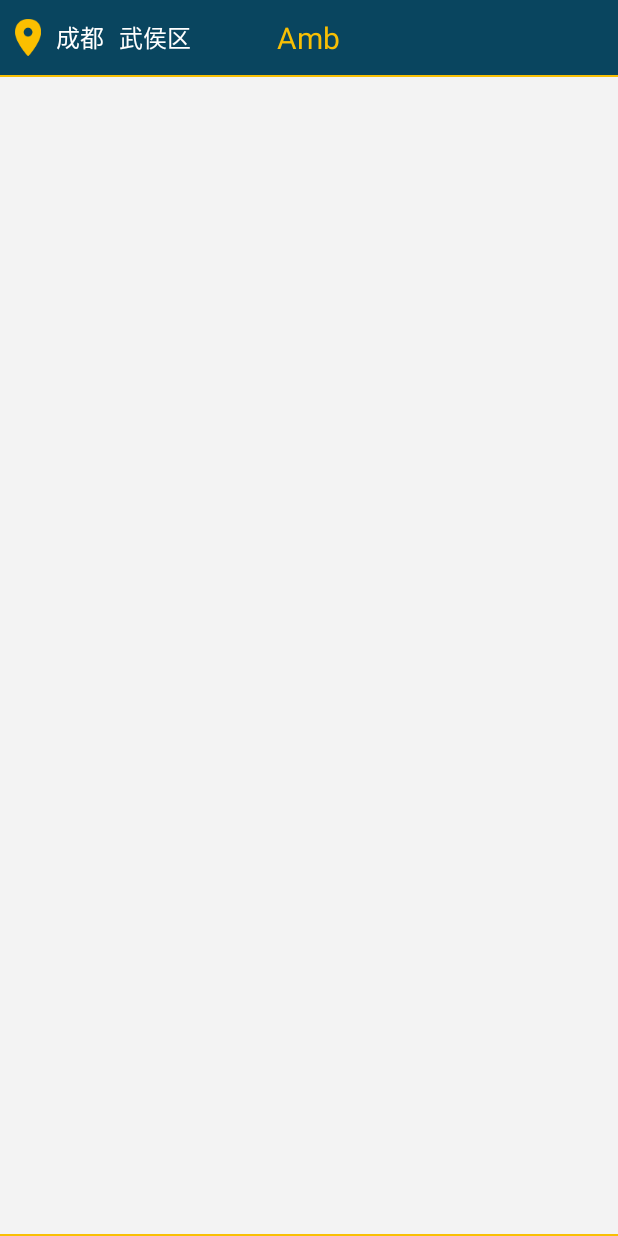
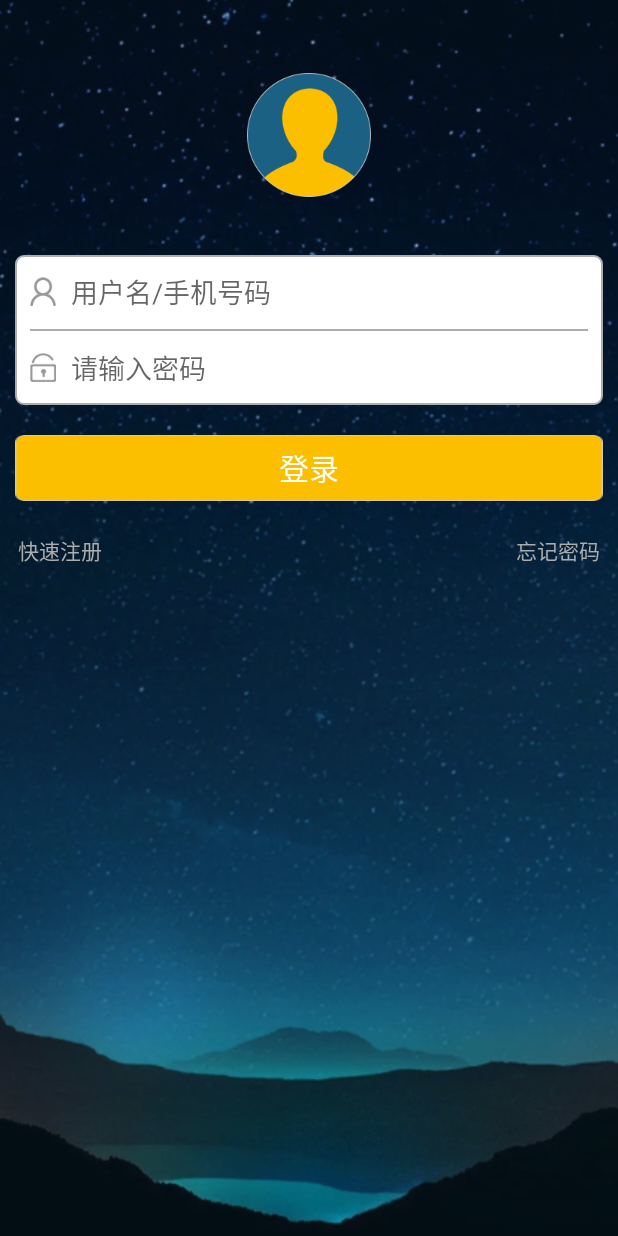
Before and after one commit to lzdragonix/amb, an Android app: the screen it shows after launch (MainActivity), on a phone screen of 412 x 824 dp. Run offline under Robolectric (Android 15) with nearby library versions, the phone set to English and light mode, and no system bars; our stand-ins replace ButterKnife, Dagger/Hilt's generated code; libraries missing offline, so code that uses them is left out: com.baidu.mapapi; 1 statement that could not run was skipped.

Commit message:
add login module

```diff
--- a/app/src/main/java/com/scxrh/amb/view/activity/MainActivity.java
+++ b/app/src/main/java/com/scxrh/amb/view/activity/MainActivity.java
@@ -3,7 +3,7 @@ package com.scxrh.amb.view.activity;
 import android.os.Bundle;
 
 import com.scxrh.amb.R;
-import com.scxrh.amb.view.fragment.MainFragment;
+import com.scxrh.amb.view.fragment.LoginFragment;
 
 public class MainActivity extends BaseActivity
 {
@@ -11,7 +11,7 @@ public class MainActivity extends BaseActivity
     protected void onCreate(Bundle savedInstanceState)
     {
         super.onCreate(savedInstanceState);
-        replaceFragment(R.id.container, new MainFragment(), MainFragment.TAG);
+        replaceFragment(R.id.container, new LoginFragment(), LoginFragment.TAG);
     }
 
     @Override
--- /dev/null
+++ b/app/src/main/java/com/scxrh/amb/view/fragment/LoginFragment.java
@@ -0,0 +1,21 @@
+package com.scxrh.amb.view.fragment;
+
+import android.view.LayoutInflater;
+import android.view.View;
+import android.view.ViewGroup;
+
+import com.baidu.mapapi.SDKInitializer;
+import com.scxrh.amb.R;
+
+// 登录
+public class LoginFragment extends BaseFragment
+{
+    public static final String TAG = LoginFragment.class.getSimpleName();
+
+    @Override
+    protected View genView(LayoutInflater inflater, ViewGroup container)
+    {
+        SDKInitializer.initialize(getActivity().getApplicationContext());
+        return inflater.inflate(R.layout.fragment_login, container, false);
+    }
+}
--- a/app/src/main/java/com/scxrh/amb/view/fragment/MainFragment.java
+++ b/app/src/main/java/com/scxrh/amb/view/fragment/MainFragment.java
@@ -72,19 +72,19 @@ public class MainFragment extends BaseFragment implements MainView, TabHost.OnTa
         tabhost.setup(getActivity(), getChildFragmentManager(), R.id.content);
         // recommend
         TabHolder tab = new TabHolder()
-                .init(R.mipmap.icon_6, R.mipmap.icon_6_on, R.color.cffffff, R.color.cf8bf04, R.string.txt_recommend);
+                .init(R.mipmap.icon_6, R.mipmap.icon_6_on, R.color.cffffff, R.color.cfbc000, R.string.txt_recommend);
         tabs.put(TAB_RECOMM, tab);
         // livelihood
         tab = new TabHolder()
-                .init(R.mipmap.icon_7, R.mipmap.icon_7_on, R.color.cffffff, R.color.cf8bf04, R.string.txt_livelihood);
+                .init(R.mipmap.icon_7, R.mipmap.icon_7_on, R.color.cffffff, R.color.cfbc000, R.string.txt_livelihood);
         tabs.put(TAB_LIVE, tab);
         // finance
         tab = new TabHolder()
-                .init(R.mipmap.icon_8, R.mipmap.icon_8_on, R.color.cffffff, R.color.cf8bf04, R.string.txt_finance);
+                .init(R.mipmap.icon_8, R.mipmap.icon_8_on, R.color.cffffff, R.color.cfbc000, R.string.txt_finance);
         tabs.put(TAB_FINANCE, tab);
         // mine
         tab = new TabHolder()
-                .init(R.mipmap.icon_9, R.mipmap.icon_9_on, R.color.cffffff, R.color.cf8bf04, R.string.txt_mine);
+                .init(R.mipmap.icon_9, R.mipmap.icon_9_on, R.color.cffffff, R.color.cfbc000, R.string.txt_mine);
         tabs.put(TAB_MINE, tab);
         // add tab
         tabhost.addTab(tabhost.newTabSpec(TAB_RECOMM).setIndicator(tabs.get(TAB_RECOMM).root), RecommendFragment.class,
--- /dev/null
+++ b/app/src/main/res/drawable/shape_loginbox.xml
@@ -0,0 +1,12 @@
+<?xml version="1.0" encoding="utf-8"?>
+<!-- shape如果不声明形状则默认为正方形 -->
+<shape xmlns:android="http://schemas.android.com/apk/res/android">
+    <!-- 圆角 -->
+    <corners android:radius="5dp"/>
+    <!-- 形状的填充色 -->
+    <solid android:color="@color/cffffff"/>
+    <!-- 边框宽度和颜色 -->
+    <stroke
+        android:width="1dp"
+        android:color="@color/cadadae"/>
+</shape>
--- /dev/null
+++ b/app/src/main/res/layout/fragment_login.xml
@@ -0,0 +1,81 @@
+<LinearLayout xmlns:android="http://schemas.android.com/apk/res/android"
+              xmlns:tools="http://schemas.android.com/tools"
+              android:layout_width="match_parent"
+              android:layout_height="match_parent"
+              android:orientation="vertical"
+              android:padding="10dp"
+              android:background="@mipmap/login_bg"
+              tools:context=".view.fragment.LoginFragment">
+
+    <FrameLayout
+        android:layout_width="match_parent"
+        android:layout_height="160dp">
+
+        <ImageView
+            android:layout_width="wrap_content"
+            android:layout_height="wrap_content"
+            android:layout_gravity="center"
+            android:src="@mipmap/login_img"/>
+    </FrameLayout>
+
+    <LinearLayout
+        android:layout_width="match_parent"
+        android:layout_height="100dp"
+        android:paddingLeft="10dp"
+        android:paddingRight="10dp"
+        android:background="@drawable/shape_loginbox"
+        android:orientation="vertical">
+
+        <EditText
+            android:layout_width="match_parent"
+            android:layout_height="49dp"
+            android:background="@null"
+            android:drawableLeft="@mipmap/login_user"
+            android:drawablePadding="10dp"
+            android:hint="用户名/手机号码"/>
+
+        <View
+            android:layout_width="match_parent"
+            android:layout_height="1dp"
+            android:background="@color/cadadae"/>
+
+        <EditText
+            android:layout_width="match_parent"
+            android:layout_height="49dp"
+            android:background="@null"
+            android:drawableLeft="@mipmap/login_pwd"
+            android:inputType="textPassword"
+            android:drawablePadding="10dp"
+            android:hint="请输入密码"/>
+    </LinearLayout>
+
+    <TextView
+        android:layout_width="match_parent"
+        android:layout_height="wrap_content"
+        android:layout_marginTop="20dp"
+        android:background="@mipmap/login_bt"
+        android:gravity="center"
+        android:textSize="20sp"
+        android:textColor="@color/cffffff"
+        android:text="登录"/>
+
+    <FrameLayout
+        android:layout_width="match_parent"
+        android:layout_height="wrap_content"
+        android:padding="2dp"
+        android:layout_marginTop="20dp">
+
+        <TextView
+            android:layout_width="wrap_content"
+            android:layout_height="wrap_content"
+            android:textColor="@color/cadadae"
+            android:text="快速注册"/>
+
+        <TextView
+            android:layout_width="wrap_content"
+            android:layout_height="wrap_content"
+            android:textColor="@color/cadadae"
+            android:layout_gravity="right"
+            android:text="忘记密码"/>
+    </FrameLayout>
+</LinearLayout>
--- a/app/src/main/res/layout/fragment_main.xml
+++ b/app/src/main/res/layout/fragment_main.xml
@@ -10,7 +10,7 @@
     <View
         android:layout_width="match_parent"
         android:layout_height="1dp"
-        android:background="@color/cf8bf04"/>
+        android:background="@color/cfbc000"/>
 
     <com.scxrh.amb.widget.FragmentTabHostState
         android:id="@android:id/tabhost"
@@ -31,7 +31,7 @@
             <View
                 android:layout_width="match_parent"
                 android:layout_height="1dp"
-                android:background="@color/cf8bf04"/>
+                android:background="@color/cfbc000"/>
 
             <TabWidget
                 android:id="@android:id/tabs"
--- a/app/src/main/res/layout/layout_default_header.xml
+++ b/app/src/main/res/layout/layout_default_header.xml
@@ -41,7 +41,7 @@
         android:layout_width="wrap_content"
         android:layout_height="wrap_content"
         android:layout_centerInParent="true"
-        android:textColor="@color/cf8bf04"
+        android:textColor="@color/cfbc000"
         android:textSize="20sp"
         android:text="@string/app_name"/>
 
--- a/app/src/main/res/layout/layout_tab_item.xml
+++ b/app/src/main/res/layout/layout_tab_item.xml
@@ -17,7 +17,7 @@
         android:layout_height="wrap_content"
         android:layout_marginTop="2dp"
         android:textSize="12sp"
-        android:textColor="@color/cf8bf04"
+        android:textColor="@color/cfbc000"
         android:id="@+id/txtName"/>
 
 </LinearLayout>
--- a/app/src/main/res/values/colors.xml
+++ b/app/src/main/res/values/colors.xml
@@ -52,6 +52,8 @@
 
     <!-- amb -->
     <color name="c09455f">#09455f</color>
-    <color name="cf8bf04">#f8bf04</color>
+    <color name="cfbc000">#fbc000</color>
+    <color name="cadadae">#adadae</color>
+    <color name="ce4e4e4">#e4e4e4</color>
 
 </resources>
```
Also changed, not shown: app/src/main/res/mipmap-xhdpi/login_pwd.png, app/src/main/res/mipmap-xhdpi/login_user.png, 1 other file.
